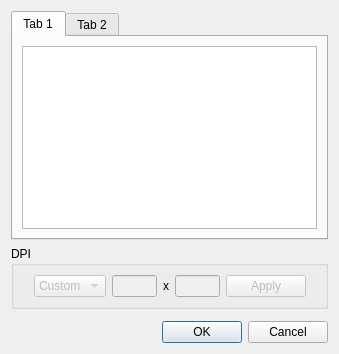
Above: src/app/ui/FixDpiDialog.ui from ImageProcessing-ElectronicPublications/scantailor-deviant before the change. Below: the same form after it.
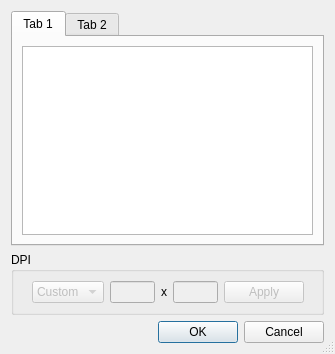
That is the form after the change.

```diff
--- a/src/app/ui/FixDpiDialog.ui
+++ b/src/app/ui/FixDpiDialog.ui
@@ -13,6 +13,9 @@
   <property name="windowTitle">
    <string>Fix DPI</string>
   </property>
+  <property name="sizeGripEnabled">
+   <bool>true</bool>
+  </property>
   <layout class="QVBoxLayout">
    <item>
     <widget class="QTabWidget" name="tabWidget">
@@ -131,19 +134,6 @@
      </layout>
     </widget>
    </item>
-   <item>
-    <spacer>
-     <property name="orientation">
-      <enum>Qt::Vertical</enum>
-     </property>
-     <property name="sizeHint" stdset="0">
-      <size>
-       <width>317</width>
-       <height>16</height>
-      </size>
-     </property>
-    </spacer>
-   </item>
    <item>
     <widget class="QDialogButtonBox" name="buttonBox">
      <property name="orientation">
```
Left out of the diff: 9 changed lines with no effect on the pictures.
